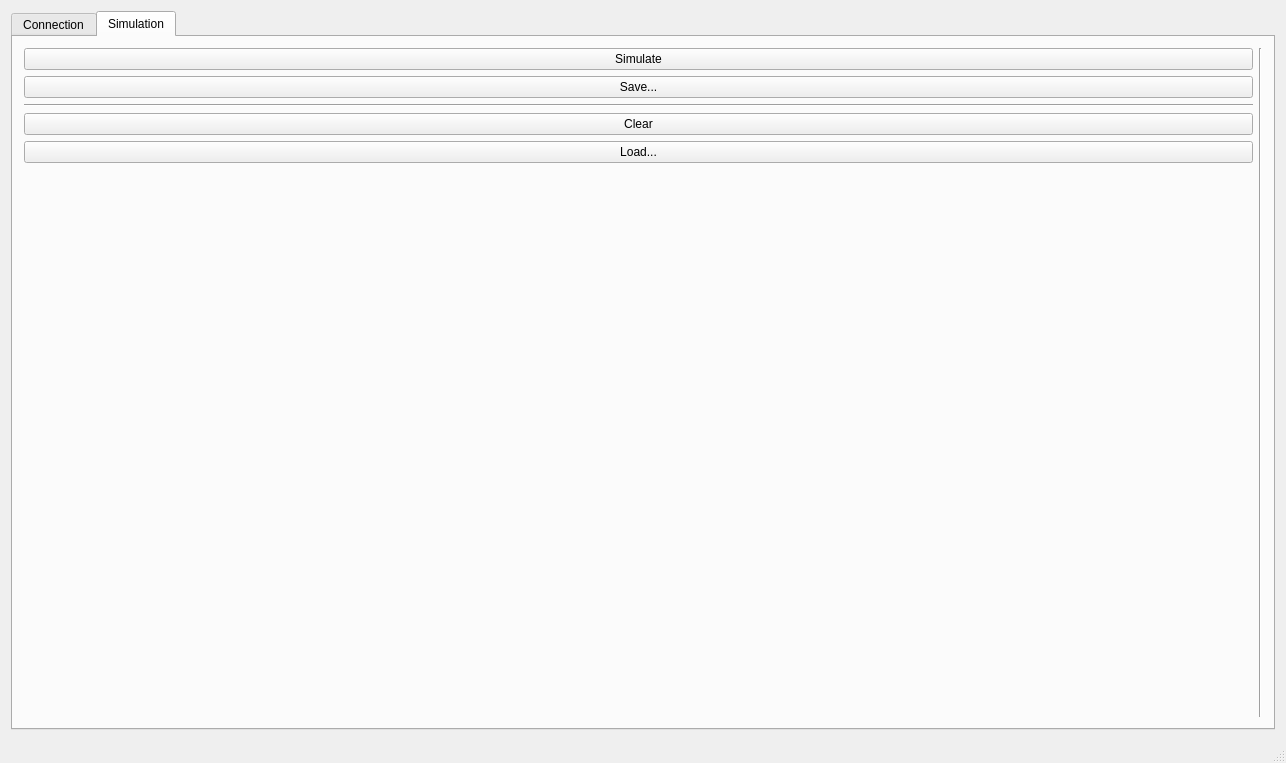
Above: mainwindow.ui from dkoszkul/master-thesis before the change. Below: the same form after it.
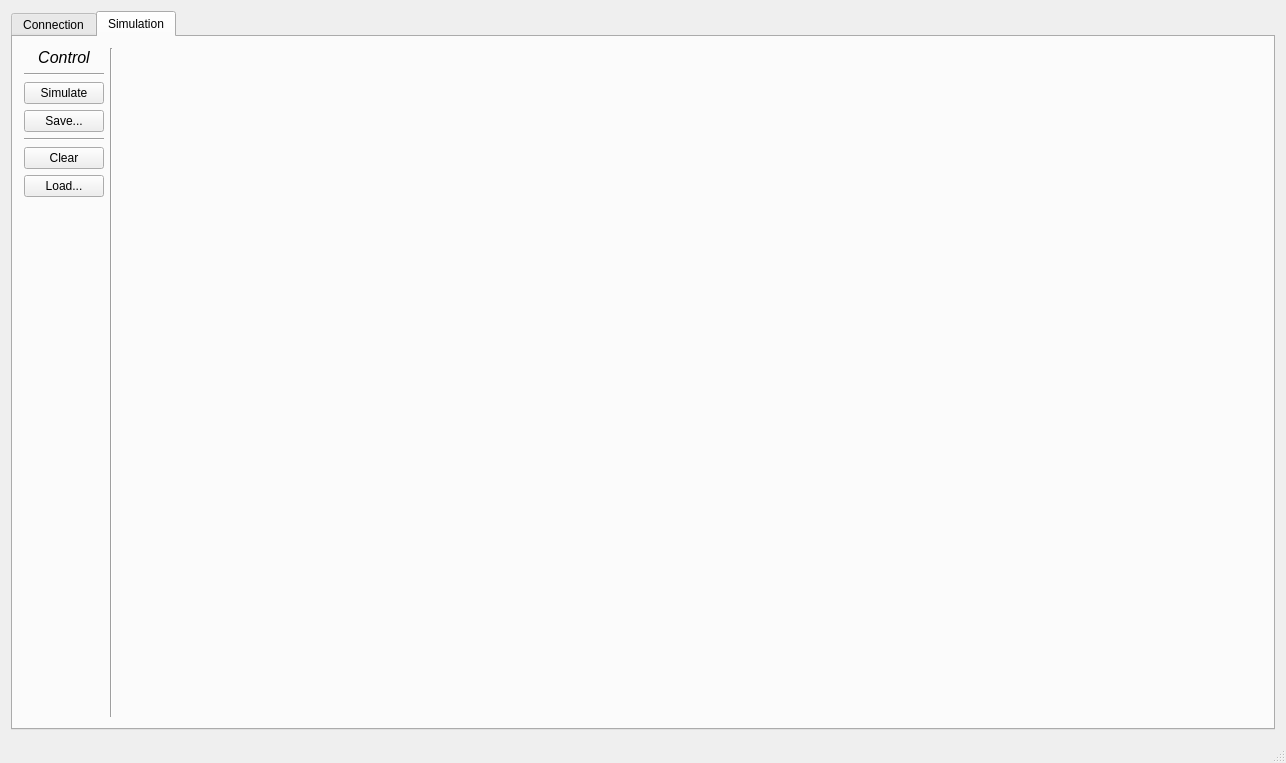
That is the form after the change.

```diff
--- a/mainwindow.ui
+++ b/mainwindow.ui
@@ -113,6 +113,29 @@
        <layout class="QHBoxLayout" name="horizontalLayout_3">
         <item>
          <layout class="QVBoxLayout" name="verticalLayout_6">
+          <item>
+           <widget class="QLabel" name="label">
+            <property name="font">
+             <font>
+              <pointsize>12</pointsize>
+              <italic>true</italic>
+             </font>
+            </property>
+            <property name="text">
+             <string>Control</string>
+            </property>
+            <property name="alignment">
+             <set>Qt::AlignCenter</set>
+            </property>
+           </widget>
+          </item>
+          <item>
+           <widget class="Line" name="line_3">
+            <property name="orientation">
+             <enum>Qt::Horizontal</enum>
+            </property>
+           </widget>
+          </item>
           <item>
            <widget class="QPushButton" name="simulate">
             <property name="text">
@@ -175,6 +198,19 @@
           <property name="sizeConstraint">
            <enum>QLayout::SetFixedSize</enum>
           </property>
+          <item>
+           <spacer name="horizontalSpacer">
+            <property name="orientation">
+             <enum>Qt::Horizontal</enum>
+            </property>
+            <property name="sizeHint" stdset="0">
+             <size>
+              <width>40</width>
+              <height>20</height>
+             </size>
+            </property>
+           </spacer>
+          </item>
          </layout>
         </item>
        </layout>
```
